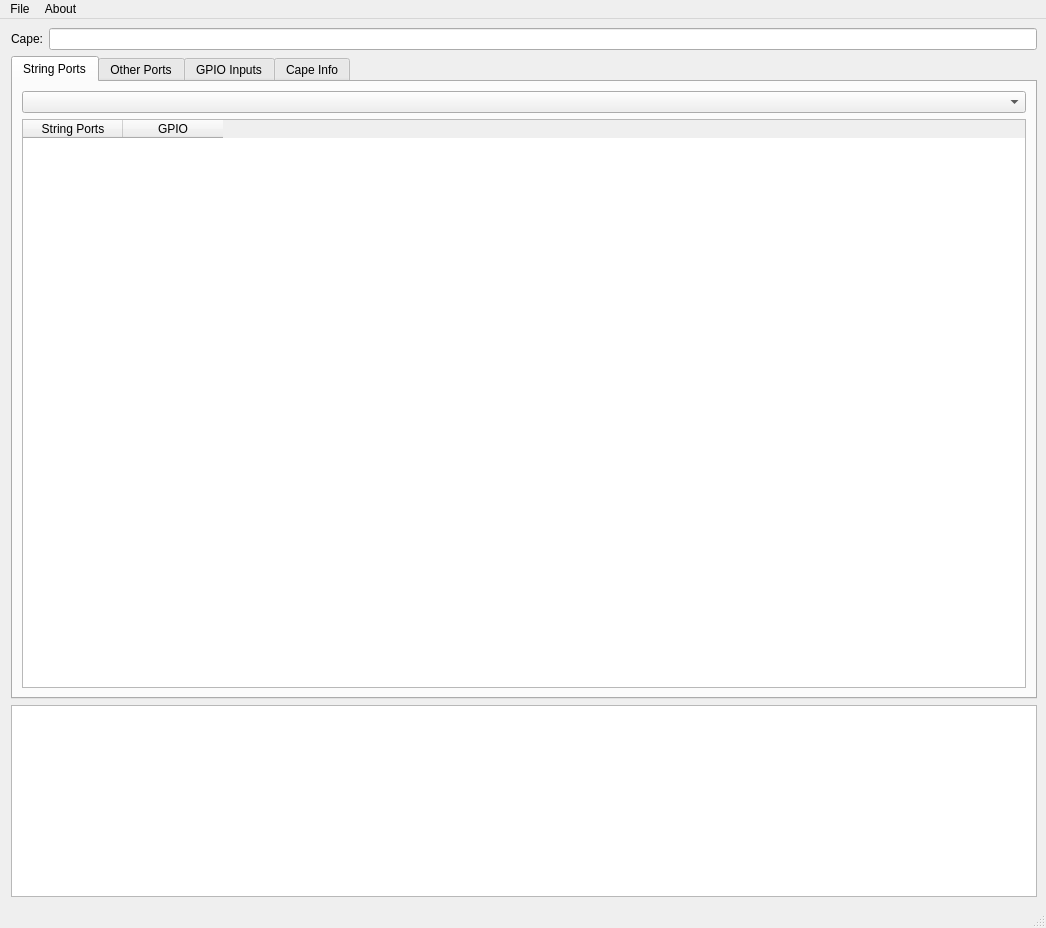
This is res/mainwindow.ui in computergeek1507/CapeEEPROMViewer as Qt 5 draws it before an edit. The edited form follows.
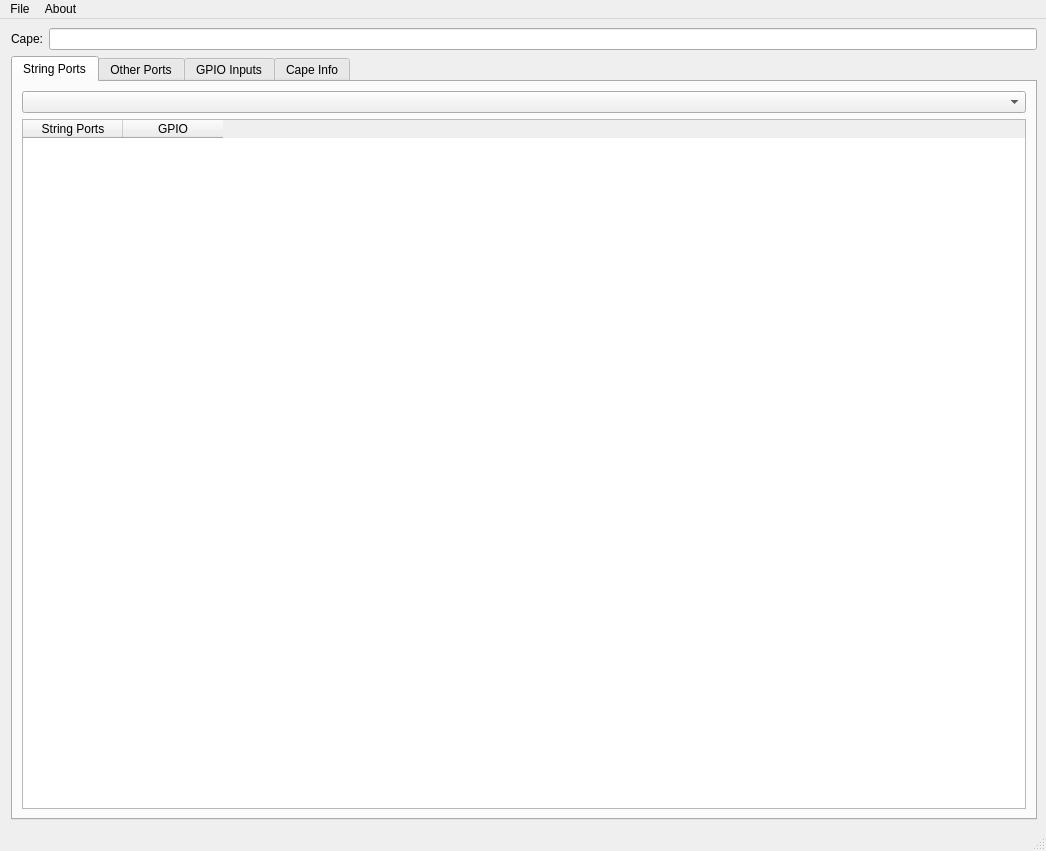
This is the edited form. Icons and pictures are not drawn.

What changed in the file:
```diff
--- a/res/mainwindow.ui
+++ b/res/mainwindow.ui
@@ -7,7 +7,7 @@
     <x>0</x>
     <y>0</y>
     <width>1046</width>
-    <height>928</height>
+    <height>851</height>
    </rect>
   </property>
   <property name="windowTitle">
@@ -150,16 +150,6 @@
       </widget>
      </widget>
     </item>
-    <item>
-     <widget class="QListWidget" name="lwLogs">
-      <property name="sizePolicy">
-       <sizepolicy hsizetype="Expanding" vsizetype="Minimum">
-        <horstretch>0</horstretch>
-        <verstretch>0</verstretch>
-       </sizepolicy>
-      </property>
-     </widget>
-    </item>
    </layout>
   </widget>
   <widget class="QMenuBar" name="menubar">
```
